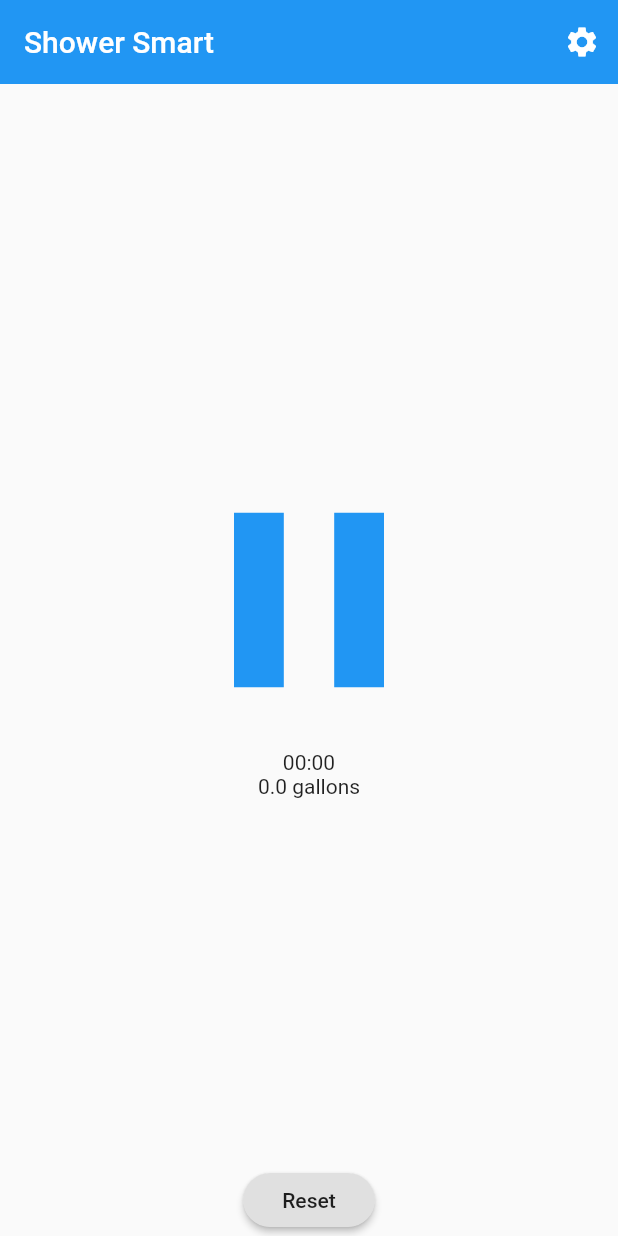
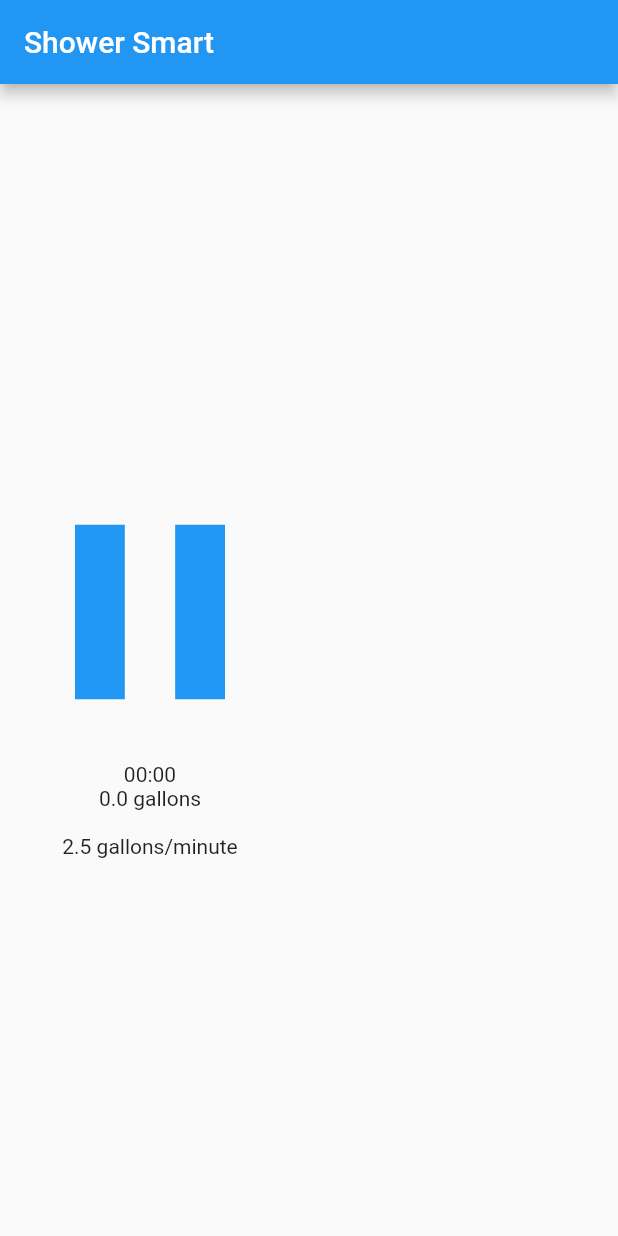
Before and after one commit to danialgoodwin/shower-smart, a Flutter app: the screen it shows after launch, after a tap on the "play arrow" icon, on a phone screen of 412 x 824 dp. Run offline on Flutter 3.47's test engine with Material 2 defaults, Android fonts, the phone set to English and light mode, and no system bars; drawn by our look-alikes of animated_background; our stand-ins replace flutter_tts.

Commit message:
Reduce code size. Add MIT license

```diff
--- a/lib/main.dart
+++ b/lib/main.dart
@@ -1,120 +1,70 @@
 import 'dart:async';
-
 import 'package:animated_background/animated_background.dart';
 import 'package:flutter/material.dart';
+import 'package:flutter_tts/flutter_tts.dart';
+import 'package:shower_smart/rain_particle_behavior.dart';
 
-import 'package:flutter_tts/flutter_tts.dart';
-import 'package:shower_smart/settings_page.dart';
-import 'package:shower_smart/third_party/rain_particle_behavior.dart';
-import 'package:shower_smart/user_settings.dart';
-//import 'package:speech_recognition/speech_recognition.dart';
+var _title = 'Shower Smart';
+var _vpm = 2.5;
+var _units = 'gallons';
 
-UserSettings _userSettings = UserSettings();
+void main() => runApp(App());
 
-void main() => runApp(MyApp());
-
-class MyApp extends StatelessWidget {
+class App extends StatelessWidget {
   @override
   Widget build(BuildContext context) {
     return MaterialApp(
-      title: 'Shower Smart',
-      theme: ThemeData(
-        primarySwatch: Colors.blue,
-      ),
-      home: MyHomePage(title: 'Shower Smart'),
+      title: _title,
+      theme: ThemeData(primarySwatch: Colors.blue),
+      home: HomePage(),
     );
   }
 }
 
-class MyHomePage extends StatefulWidget {
-  final String title;
-  MyHomePage({Key key, this.title}) : super(key: key);
-
-  @override _MyHomePageState createState() => _MyHomePageState();
+class HomePage extends StatefulWidget {
+  @override _HomePageState createState() => _HomePageState();
 }
 
-class _MyHomePageState extends State<MyHomePage> with TickerProviderStateMixin {
-  GlobalKey<_StartStopButtonState> _startStopButtonStateKey = GlobalKey();
-
-  void _resetTimer() {
-    setState(() {
-      _startStopButtonStateKey.currentState.reset();
-    });
-  }
-
-  void _navigateToSettings(BuildContext context) {
-    Navigator.push(context, MaterialPageRoute(
-        builder: (context) => SettingsPage(),
-    ));
-  }
-
+class _HomePageState extends State<HomePage> with TickerProviderStateMixin {
   @override
   Widget build(BuildContext context) {
     return Scaffold(
-      appBar: AppBar(
-        title: Text(widget.title),
-        elevation: 0,
-        actions: <Widget>[
-          IconButton(
-            icon: const Icon(Icons.settings),
-            tooltip: 'Settings',
-            onPressed: () { _navigateToSettings(context); },
-          )
-        ],
-      ),
-      body: AnimatedBackground(
-        behaviour: RainParticleBehaviour(),
-        vsync: this,
-        child: Center(
-          child: Column(
-            mainAxisAlignment: MainAxisAlignment.center,
-            children: <Widget>[
-              Expanded(
-                child: StartStopButton(key: _startStopButtonStateKey),
-              ),
-              RaisedButton(
-                child: const Text('Reset'),
-                shape: StadiumBorder(),
-                onPressed: _resetTimer,
-              ),
-            ],
-          ),
-        ),
-      )
+      appBar: AppBar(title: Text(_title)),
+      body: AnimatedBackground(behaviour: RainParticleBehaviour(), vsync: this, child: StartStopButton())
     );
   }
 }
 
 class StartStopButton extends StatefulWidget {
-  StartStopButton({Key key}): super(key: key);
-
-  @override
-  _StartStopButtonState createState() => _StartStopButtonState();
+  @override _StartStopButtonState createState() => _StartStopButtonState();
 }
 
 class _StartStopButtonState extends State<StartStopButton> {
-  FlutterTts flutterTts = FlutterTts();
-  int _lastAnnouncedMinute = 0;
-  Timer _timer;
-  Stopwatch _stopwatch = Stopwatch();
-  Icon _icon = Icon(Icons.play_arrow, color: Colors.blue, size: 200);
-  String _timeText = '00:00';
-  String _waterUsageText = '';
+  var _tts = FlutterTts();
+  var _ttsMinute = 0;
+  var _stopwatch = Stopwatch();
+  var _icon = Icon(Icons.play_arrow, color: Colors.blue, size: 200);
+  var _timeText = '00:00', _waterUsageText = '0 $_units';
 
   @override
   void initState() {
     super.initState();
-    _timer = Timer.periodic(Duration(seconds: 1), (Timer t) => _updateTimeShown());
-    _userSettings.getVolumeUnits().then((String volumeUnits) {
-      _waterUsageText = '0 $volumeUnits';
-    });
+    Timer.periodic(Duration(seconds: 1), (Timer t) => _updateTimeShown());
   }
 
   @override
-  void dispose() {
-    _stopwatch.stop();
-    _timer.cancel();
-    super.dispose();
+  Widget build(BuildContext context) {
+    return Column(
+      mainAxisAlignment: MainAxisAlignment.center,
+      children: <Widget>[
+        RawMaterialButton(child: _icon, shape: CircleBorder(),
+          onPressed: () { _stopwatch.isRunning ? _stop() : _start(); },
+        ),
+        Text(_timeText),
+        Text(_waterUsageText),
+        Text('\n$_vpm $_units/minute')
+      ],
+    );
   }
 
   void _start() {
@@ -126,67 +76,27 @@ class _StartStopButtonState extends State<StartStopButton> {
 
   void _stop() {
     _stopwatch.stop();
+    _stopwatch.reset();
+    _ttsMinute = 0;
     setState(() {
       _icon = Icon(Icons.play_arrow, color: Colors.blue, size: 200);
     });
   }
 
-  void reset() {
-    _stopwatch.reset();
-    _stop();
-    _lastAnnouncedMinute = 0;
-  }
-
-  void _toggleStartStop() {
-    _stopwatch.isRunning ? _stop() : _start();
-  }
-
-  Future _speak(String message) async {
-    if (message.isEmpty) { return; }
-    var result = await flutterTts.speak(message);
-//    if (result == 1) setState(() => ttsState = TtsState.playing);
-  }
+  void _speak(String message) async => await _tts.speak(message);
 
   void _updateTimeShown() async {
-    var currentMinutes = _stopwatch.elapsed.inMinutes;
-    var currentSeconds = _stopwatch.elapsed.inSeconds % 60;
-
-    double volumePerMinute = await _userSettings.getVolumePerMinute();
-    String volumeUnits = await _userSettings.getVolumeUnits();
-
-    var waterUsed = volumePerMinute * _stopwatch.elapsed.inSeconds ~/ 6 / 10;
-    if (_lastAnnouncedMinute != currentMinutes) {
-      _lastAnnouncedMinute = currentMinutes;
-      String waterUsedText = '';
-      if (volumePerMinute != 0) {
-        waterUsedText = 'You\'ve used ${waterUsed.toInt()} $volumeUnits of water';
-      }
-      if (currentSeconds == 0) {
-        _speak('It\'s been $currentMinutes minutes. $waterUsedText');
-      } else {
-        _speak('It\'s been $currentMinutes minutes and $currentSeconds seconds. $waterUsedText');
-      }
+    var minutes = _stopwatch.elapsed.inMinutes;
+    var seconds = _stopwatch.elapsed.inSeconds % 60;
+    var waterUsed = _vpm * _stopwatch.elapsed.inSeconds ~/ 6 / 10;
+    if (_ttsMinute != minutes) {
+      _ttsMinute = minutes;
+      _speak('It\'s been $minutes minutes. You\'ve used ${waterUsed.toInt()} $_units of water');
     }
     setState(() {
-      _timeText = '${currentMinutes.toString().padLeft(2, "0")}:${currentSeconds.toString().padLeft(2, "0")}';
-      _waterUsageText = '$waterUsed $volumeUnits';
+      _timeText = '${minutes.toString().padLeft(2, "0")}:${seconds.toString().padLeft(2, "0")}';
+      _waterUsageText = '$waterUsed $_units';
     });
   }
 
-  @override
-  Widget build(BuildContext context) {
-    return Column(
-      mainAxisAlignment: MainAxisAlignment.center,
-      children: <Widget>[
-        RawMaterialButton(
-          child: _icon,
-          shape: CircleBorder(),
-          onPressed: _toggleStartStop,
-        ),
-        Text(_timeText),
-        Text(_waterUsageText)
-      ],
-    );
-  }
-
 }
--- a/lib/third_party/rain_particle_behavior.dart
+++ /dev/null
@@ -1,73 +0,0 @@
-// Source: https://pub.dartlang.org/packages/animated_background
-// License: MIT
-
-import 'dart:math' as math;
-import 'dart:ui';
-
-import 'package:animated_background/particles.dart';
-import 'package:flutter/material.dart';
-
-class RainParticleBehaviour extends RandomParticleBehaviour {
-  static math.Random random = math.Random();
-
-  bool enabled;
-
-  RainParticleBehaviour({
-    ParticleOptions options = const ParticleOptions(
-      baseColor: Colors.blue,
-      spawnMaxRadius: 3,
-      spawnMaxSpeed: 300,
-    ),
-    Paint paint,
-    this.enabled = true,
-  }) : assert(options != null),
-        super(options: options, paint: paint);
-
-  @override
-  void initPosition(Particle p) {
-    p.cx = random.nextDouble() * size.width;
-    if (p.cy == 0.0)
-      p.cy = random.nextDouble() * size.height;
-    else
-      p.cy = random.nextDouble() * size.width * 0.2;
-  }
-
-  @override
-  void initDirection(Particle p, double speed) {
-    double dirX = random.nextDouble() / 10 - (0.5 / 10);
-    double dirY = random.nextDouble() * 0.5 + 0.5;
-    double magSq = dirX * dirX + dirY * dirY;
-    double mag = magSq <= 0 ? 1 : math.sqrt(magSq);
-
-    p.dx = dirX / mag * speed;
-    p.dy = dirY / mag * speed;
-  }
-
-  @override
-  Widget builder(BuildContext context, BoxConstraints constraints, Widget child) {
-    return GestureDetector(
-      onPanUpdate: enabled ? (details) => _updateParticles(context, details.globalPosition) : null,
-      onTapDown: enabled ? (details) => _updateParticles(context, details.globalPosition) : null,
-      child: ConstrainedBox( // necessary to force gesture detector to cover screen
-        constraints: BoxConstraints(minHeight: double.infinity, minWidth: double.infinity),
-        child: super.builder(context, constraints, child),
-      ),
-    );
-  }
-
-  void _updateParticles(BuildContext context, Offset offsetGlobal) {
-    RenderBox renderBox = context.findRenderObject() as RenderBox;
-    var offset = renderBox.globalToLocal(offsetGlobal);
-    particles.forEach((particle) {
-      var delta = (Offset(particle.cx, particle.cy) - offset);
-      if (delta.distanceSquared < 70 * 70) {
-        var speed = particle.speed;
-        var mag = delta.distance;
-        speed *= (70 - mag) / 70.0 * 2.0 + 0.5;
-        speed = math.max(options.spawnMinSpeed, math.min(options.spawnMaxSpeed, speed));
-        particle.dx = delta.dx / mag * speed;
-        particle.dy = delta.dy / mag * speed;
-      }
-    });
-  }
-}
--- a/lib/user_settings.dart
+++ /dev/null
@@ -1,37 +0,0 @@
-import 'package:shared_preferences/shared_preferences.dart';
-
-class UserSettings {
-
-  final double _defaultVolumePerMinute = 2.5;
-  final String _defaultVolumeUnits = 'gallons';
-
-  final String _keyVolumePerMinute = 'keyVolumePerMinute';
-  final String _keyVolumeUnits = 'keyVolumeUnits';
-
-  /// Source: https://green.harvard.edu/tools-resources/green-tip/5-ways-measure-5-minute-shower
-  /// Source: https://www.epa.gov/watersense/showerheads
-  Future<double> getVolumePerMinute() async {
-    SharedPreferences prefs = await SharedPreferences.getInstance();
-    return prefs.getDouble(_keyVolumePerMinute) ?? _defaultVolumePerMinute;
-  }
-
-  Future<double> setVolumePerMinute(double volumePerMinute) async {
-    SharedPreferences prefs = await SharedPreferences.getInstance();
-    await prefs.setDouble(_keyVolumePerMinute, volumePerMinute);
-    return volumePerMinute;
-  }
-
-  Future<String> getVolumeUnits() async {
-    SharedPreferences prefs = await SharedPreferences.getInstance();
-    return prefs.getString(_keyVolumeUnits) ?? _defaultVolumeUnits;
-  }
-
-  /// Set the name of the volume units. If input is empty, then set to default value.
-  Future<String> setVolumeUnits(String volumeUnits) async {
-    SharedPreferences prefs = await SharedPreferences.getInstance();
-    String newVolumeUnits = volumeUnits.isEmpty ? _defaultVolumeUnits : volumeUnits;
-    await prefs.setString(_keyVolumeUnits, newVolumeUnits);
-    return newVolumeUnits;
-  }
-
-}
--- a/pubspec.yaml
+++ b/pubspec.yaml
@@ -23,7 +23,6 @@ dependencies:
   flutter_tts: ^0.2.4
   flutter:
     sdk: flutter
-  shared_preferences: ^0.5.1+2
   # More info: https://pub.dartlang.org/packages/speech_recognition
 #  speech_recognition: "^0.3.0"
   url_launcher: ^5.0.2
```
Also changed, not shown: lib/rain_particle_behavior.dart (added, +60 -0 lines), lib/reuse_widget/input_dialogs.dart (deleted, +0 -31 lines), lib/settings_page.dart (deleted, +0 -132 lines), pubspec.lock, 4 other files.
